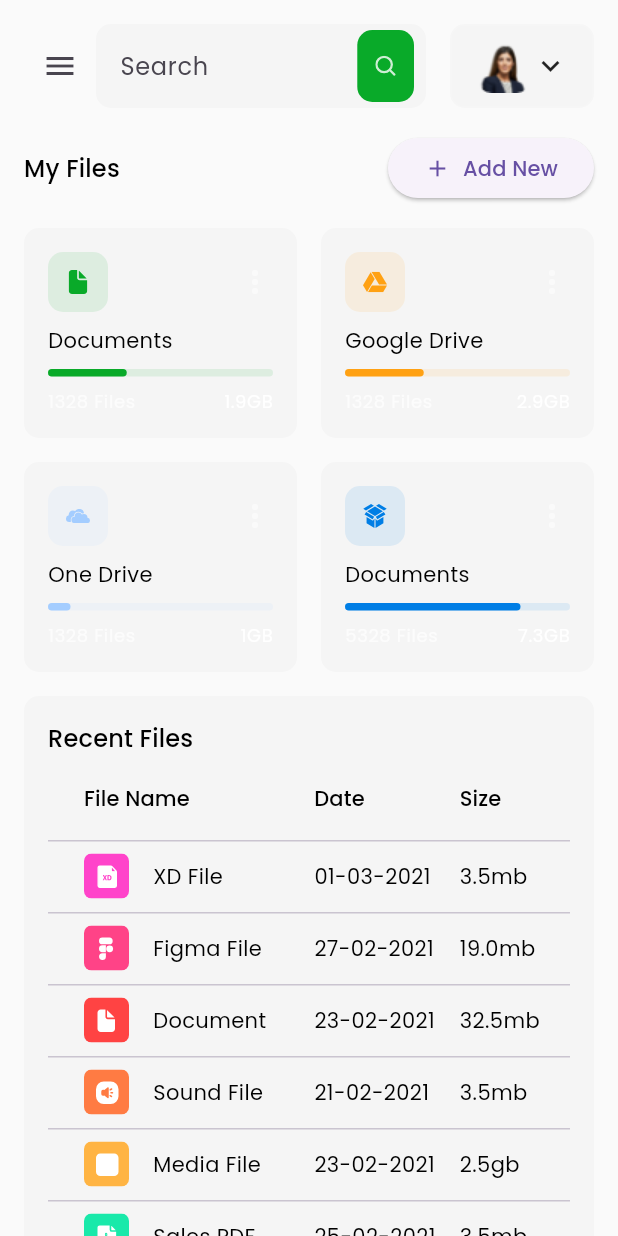
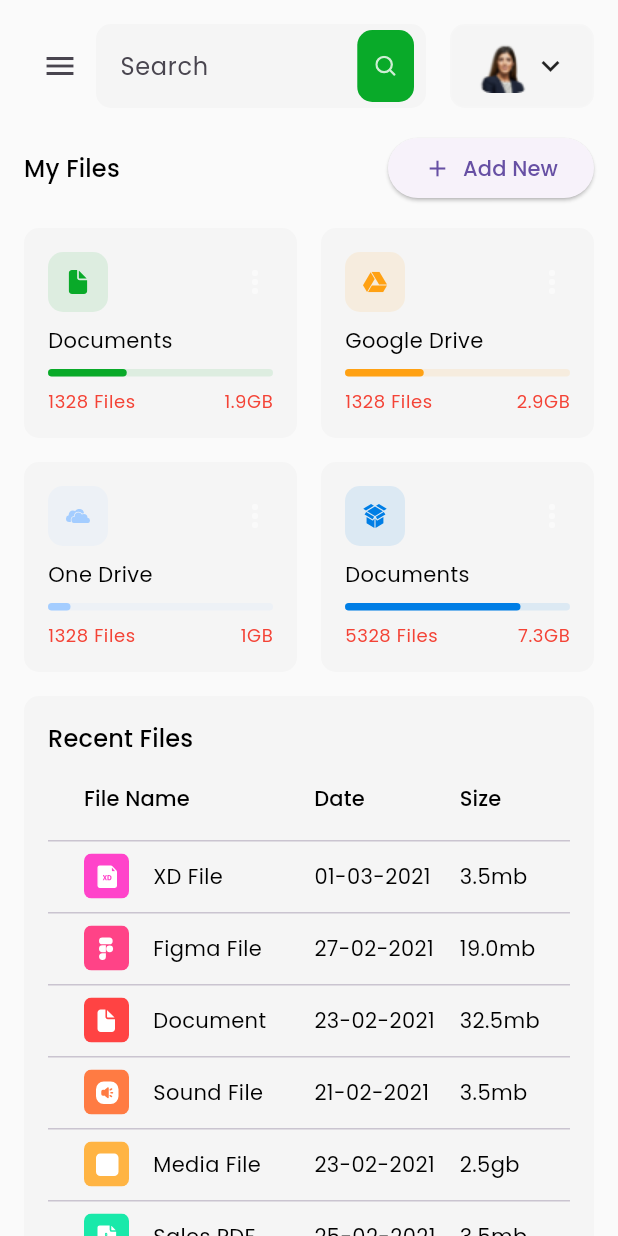
Before and after one commit to khuram2025/cstore_flutter, a Flutter app: the screen it shows after launch, in the side drawer, after a tap on "Dashboard", on a phone screen of 412 x 824 dp. Run offline on Flutter 3.47's test engine with Material 3 defaults, Android fonts, the light colour scheme and no system bars; our stand-ins replace fl_chart, flutter_svg, flutter_typeahead, get, google_fonts, image_picker; accounts and stored records are empty; project files that could hold a hidden picture were left out.

```diff
--- a/lib/screens/dashboard/components/file_info_card.dart
+++ b/lib/screens/dashboard/components/file_info_card.dart
@@ -61,14 +61,14 @@ class FileInfoCard extends StatelessWidget {
                 style: Theme.of(context)
                     .textTheme
                     .bodySmall!
-                    .copyWith(color: Colors.white70),
+                    .copyWith(color: Colors.red),
               ),
               Text(
                 info.totalStorage!,
                 style: Theme.of(context)
                     .textTheme
                     .bodySmall!
-                    .copyWith(color: Colors.white),
+                    .copyWith(color: Colors.red),
               ),
             ],
           )
--- a/lib/screens/dashboard/components/my_files.dart
+++ b/lib/screens/dashboard/components/my_files.dart
@@ -19,7 +19,7 @@ class MyFiles extends StatelessWidget {
           mainAxisAlignment: MainAxisAlignment.spaceBetween,
           children: [
             Text(
-              "My Files",
+              "This Month",
               style: Theme.of(context).textTheme.titleMedium,
             ),
             ElevatedButton.icon(
@@ -32,7 +32,7 @@ class MyFiles extends StatelessWidget {
               ),
               onPressed: () {},
               icon: Icon(Icons.add),
-              label: Text("Add New"),
+              label: Text("Filter"),
             ),
           ],
         ),
--- a/lib/screens/main/components/side_menu.dart
+++ b/lib/screens/main/components/side_menu.dart
@@ -7,6 +7,7 @@ import 'package:cstore_flutter/screens/pos/pos.dart';
 import 'package:flutter/material.dart';
 import 'package:flutter_svg/flutter_svg.dart';
 
+import '../../../ui.dart';
 import '../../dashboard/dashboard_screen.dart';
 import '../../transactions/transaction_screen.dart';
 
@@ -18,12 +19,17 @@ class SideMenu extends StatelessWidget {
   @override
   Widget build(BuildContext context) {
     return Drawer(
+
       child: ListView(
         children: [
           DrawerHeader(
+            decoration: BoxDecoration(
+              color: Colors.white, // Also set the header's background to white
+            ),
             child: Image.asset("assets/images/logo.png"),
           ),
           DrawerListTile(
+
             title: "Dashboard",
             svgSrc: "assets/icons/menu_dashboard.svg",
             press: () {
@@ -115,17 +121,18 @@ class DrawerListTile extends StatelessWidget {
 
   @override
   Widget build(BuildContext context) {
+
     return ListTile(
       onTap: press,
       horizontalTitleGap: 0.0,
       leading: SvgPicture.asset(
         svgSrc,
-        colorFilter: ColorFilter.mode(Colors.blue, BlendMode.srcIn),
+        color: AppColors.accentColor,
         height: 16,
       ),
       title: Text(
         title,
-        style: TextStyle(color: Colors.lightBlue),
+        style: TextStyle(color: AppColors.accentColor),
       ),
     );
   }
```
Also changed, not shown: assets/icons/logo.svg, assets/images/logo.png (deleted).
